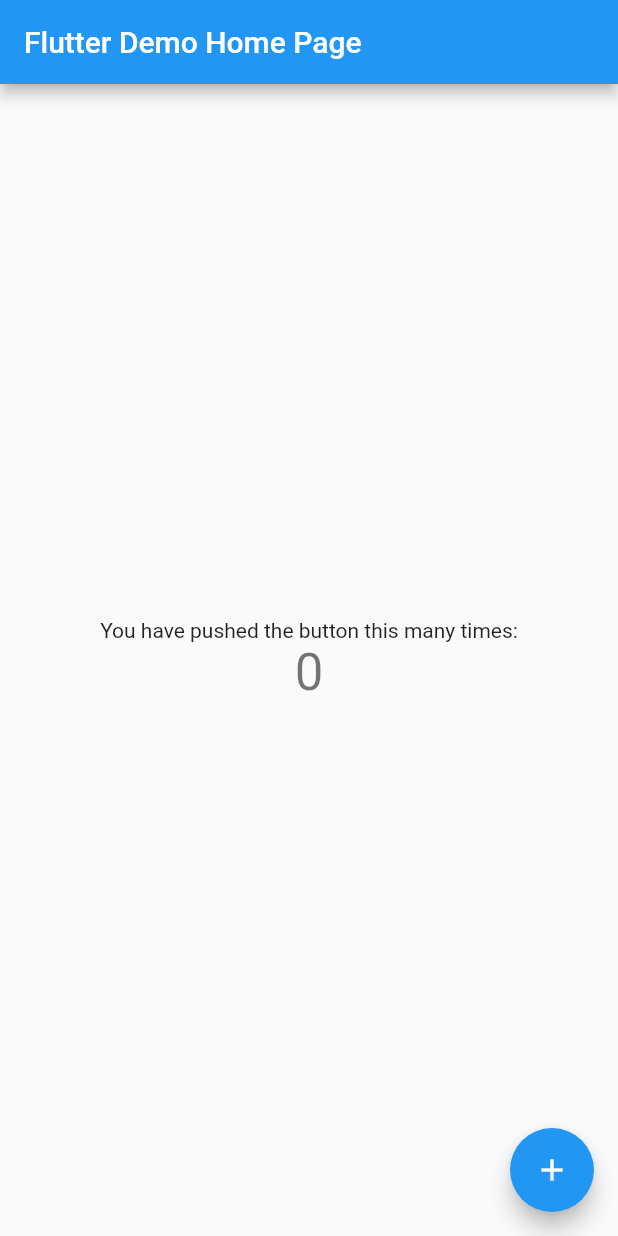
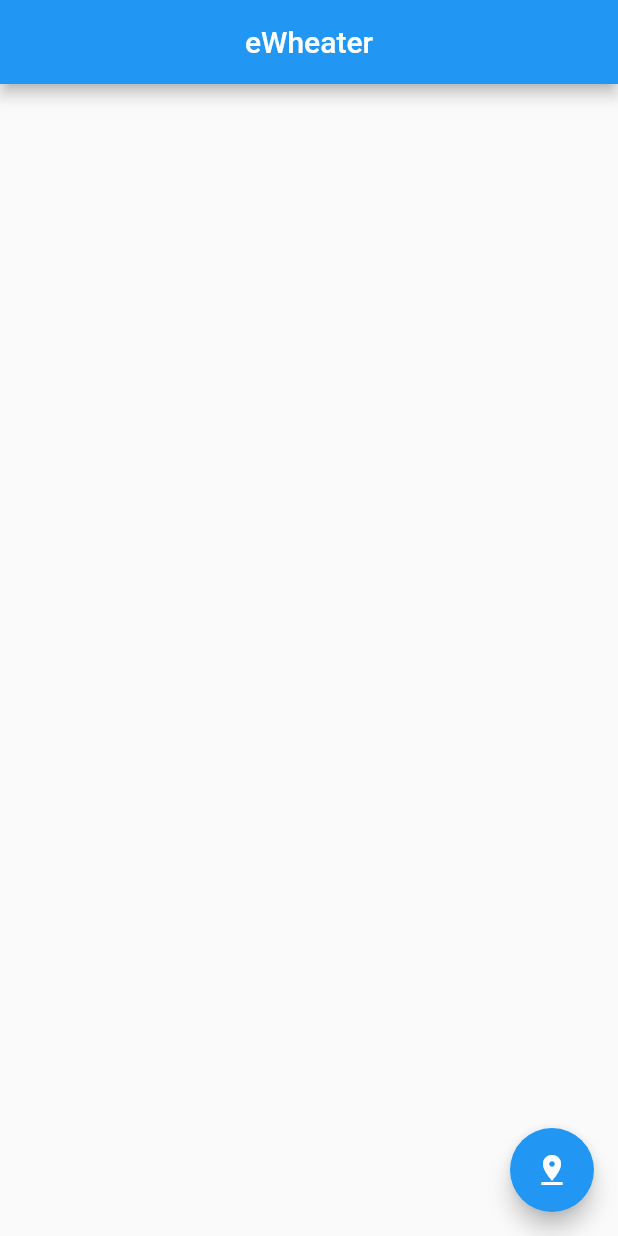
Before and after one commit to maxwelldeassis/eQuake_learning, a Flutter app: the screen it shows after launch, on a phone screen of 412 x 824 dp. Run offline on Flutter 3.47's test engine with Material 2 defaults, Android fonts, the phone set to English and light mode, and no system bars.

Commit message:
Base screen and button

```diff
--- a/lib/main.dart
+++ b/lib/main.dart
@@ -1,115 +1,41 @@
 import 'package:flutter/material.dart';
 
-void main() {
-  runApp(const MyApp());
+main() {
+  runApp(
+    const EWheaterApp(),
+  );
 }
 
-class MyApp extends StatelessWidget {
-  const MyApp({Key? key}) : super(key: key);
+class EWheaterApp extends StatelessWidget {
+  const EWheaterApp({
+    Key? key,
+  }) : super(key: key);
 
-  // This widget is the root of your application.
   @override
   Widget build(BuildContext context) {
-    return MaterialApp(
-      title: 'Flutter Demo',
-      theme: ThemeData(
-        // This is the theme of your application.
-        //
-        // Try running your application with "flutter run". You'll see the
-        // application has a blue toolbar. Then, without quitting the app, try
-        // changing the primarySwatch below to Colors.green and then invoke
-        // "hot reload" (press "r" in the console where you ran "flutter run",
-        // or simply save your changes to "hot reload" in a Flutter IDE).
-        // Notice that the counter didn't reset back to zero; the application
-        // is not restarted.
-        primarySwatch: Colors.blue,
-      ),
-      home: const MyHomePage(title: 'Flutter Demo Home Page'),
+    return const MaterialApp(
+      debugShowCheckedModeBanner: false,
+      home: HomeScreen(),
     );
   }
 }
 
-class MyHomePage extends StatefulWidget {
-  const MyHomePage({Key? key, required this.title}) : super(key: key);
-
-  // This widget is the home page of your application. It is stateful, meaning
-  // that it has a State object (defined below) that contains fields that affect
-  // how it looks.
-
-  // This class is the configuration for the state. It holds the values (in this
-  // case the title) provided by the parent (in this case the App widget) and
-  // used by the build method of the State. Fields in a Widget subclass are
-  // always marked "final".
-
-  final String title;
-
-  @override
-  State<MyHomePage> createState() => _MyHomePageState();
-}
-
-class _MyHomePageState extends State<MyHomePage> {
-  int _counter = 0;
-
-  void _incrementCounter() {
-    setState(() {
-      // This call to setState tells the Flutter framework that something has
-      // changed in this State, which causes it to rerun the build method below
-      // so that the display can reflect the updated values. If we changed
-      // _counter without calling setState(), then the build method would not be
-      // called again, and so nothing would appear to happen.
-      _counter++;
-    });
-  }
+class HomeScreen extends StatelessWidget {
+  const HomeScreen({
+    Key? key,
+  }) : super(key: key);
 
   @override
   Widget build(BuildContext context) {
-    // This method is rerun every time setState is called, for instance as done
-    // by the _incrementCounter method above.
-    //
-    // The Flutter framework has been optimized to make rerunning build methods
-    // fast, so that you can just rebuild anything that needs updating rather
-    // than having to individually change instances of widgets.
     return Scaffold(
       appBar: AppBar(
-        // Here we take the value from the MyHomePage object that was created by
-        // the App.build method, and use it to set our appbar title.
-        title: Text(widget.title),
-      ),
-      body: Center(
-        // Center is a layout widget. It takes a single child and positions it
-        // in the middle of the parent.
-        child: Column(
-          // Column is also a layout widget. It takes a list of children and
-          // arranges them vertically. By default, it sizes itself to fit its
-          // children horizontally, and tries to be as tall as its parent.
-          //
-          // Invoke "debug painting" (press "p" in the console, choose the
-          // "Toggle Debug Paint" action from the Flutter Inspector in Android
-          // Studio, or the "Toggle Debug Paint" command in Visual Studio Code)
-          // to see the wireframe for each widget.
-          //
-          // Column has various properties to control how it sizes itself and
-          // how it positions its children. Here we use mainAxisAlignment to
-          // center the children vertically; the main axis here is the vertical
-          // axis because Columns are vertical (the cross axis would be
-          // horizontal).
-          mainAxisAlignment: MainAxisAlignment.center,
-          children: <Widget>[
-            const Text(
-              'You have pushed the button this many times:',
-            ),
-            Text(
-              '$_counter',
-              style: Theme.of(context).textTheme.headline4,
-            ),
-          ],
-        ),
+        title: const Text('eWheater'),
+        centerTitle: true,
       ),
       floatingActionButton: FloatingActionButton(
-        onPressed: _incrementCounter,
-        tooltip: 'Increment',
-        child: const Icon(Icons.add),
-      ), // This trailing comma makes auto-formatting nicer for build methods.
+        child: const Icon(Icons.pin_drop),
+        onPressed: () {},
+      ),
     );
   }
 }
```
Also changed, not shown: 1 other file.
